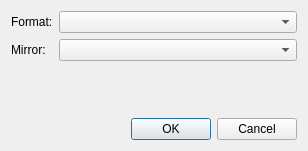
This is Server/src/ui/dialogs/choosedownloadlinksdialog.ui in lbproductions/MorQ as Qt 5 draws it before an edit. The edited form follows.
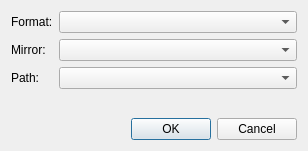
This is the edited form.

What changed in the file:
```diff
--- a/Server/src/ui/dialogs/choosedownloadlinksdialog.ui
+++ b/Server/src/ui/dialogs/choosedownloadlinksdialog.ui
@@ -21,7 +21,7 @@
      </property>
     </widget>
    </item>
-   <item row="2" column="0">
+   <item row="3" column="0">
     <spacer name="verticalSpacer">
      <property name="orientation">
       <enum>Qt::Vertical</enum>
@@ -37,7 +37,7 @@
    <item row="0" column="1">
     <widget class="QComboBox" name="comboBoxFormat"/>
    </item>
-   <item row="3" column="0" colspan="2">
+   <item row="4" column="0" colspan="2">
     <widget class="QDialogButtonBox" name="buttonBox">
      <property name="orientation">
       <enum>Qt::Horizontal</enum>
@@ -57,6 +57,16 @@
    <item row="1" column="1">
     <widget class="QComboBox" name="comboBoxMirror"/>
    </item>
+   <item row="2" column="0">
+    <widget class="QLabel" name="label_3">
+     <property name="text">
+      <string>Path:</string>
+     </property>
+    </widget>
+   </item>
+   <item row="2" column="1">
+    <widget class="QComboBox" name="comboBoxPath"/>
+   </item>
   </layout>
  </widget>
  <resources/>
```
